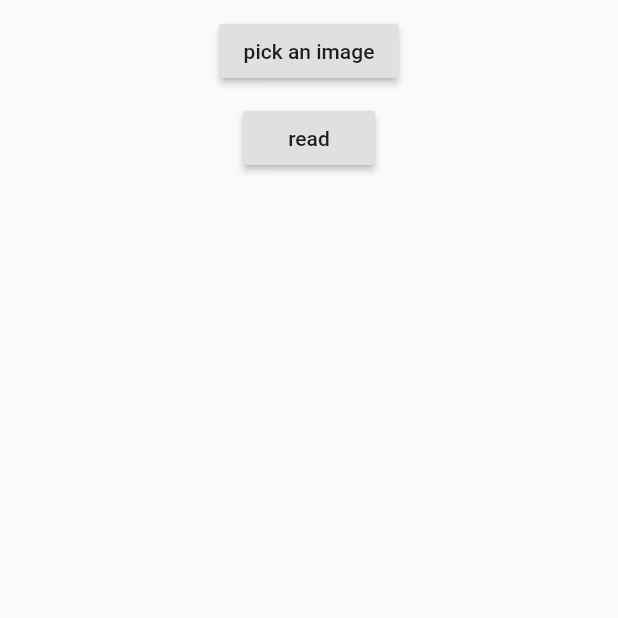
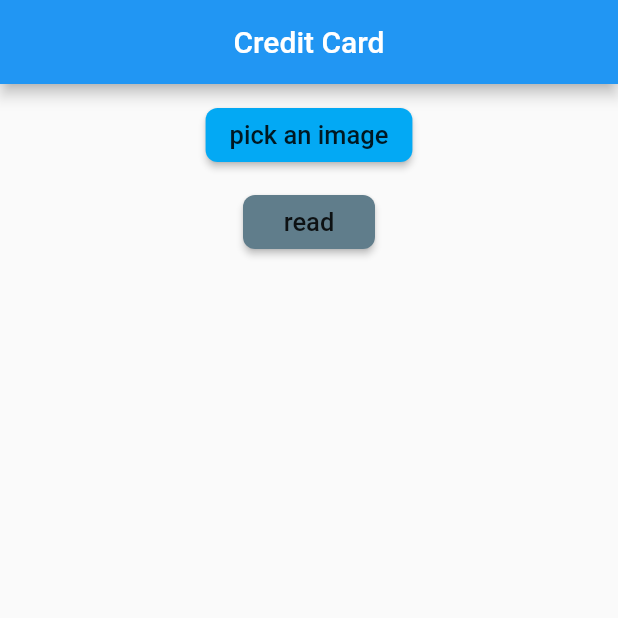
Before and after one commit to Furkantopaloglu/Credit-Card-Recognition, a Flutter app: the screen it shows after launch, after a tap on "read", on a phone screen of 412 x 824 dp, the top half of it. Run offline on Flutter 3.47's test engine with Material 2 defaults, Android fonts, the phone set to English and light mode, and no system bars; our stand-ins replace image_picker; missing offline and left inert: firebase_ml_vision; accounts and stored records are empty.

Commit message:
Editing in the interface

```diff
--- /dev/null
+++ b/lib/home_page.dart
@@ -0,0 +1,97 @@
+import 'dart:io';
+
+import 'package:firebase_ml_vision/firebase_ml_vision.dart';
+import 'package:flutter/material.dart';
+import 'package:image_picker/image_picker.dart';
+
+
+class HomePage extends StatefulWidget {
+  @override
+  _HomePageState createState() => _HomePageState();
+}
+
+class _HomePageState extends State<HomePage> {
+  File pickedImage;
+  final picker = ImagePicker();
+  bool isImageLoaded = false;
+  String readValue = "";
+
+  Future pickImage() async {
+    var tempStore = await picker.getImage(source: ImageSource.gallery);
+
+    setState(() {
+      pickedImage = File(tempStore.path);
+      isImageLoaded = true;
+    });
+  }
+
+  Future readText() async {
+    FirebaseVisionImage ourImage = FirebaseVisionImage.fromFile(pickedImage);
+    TextRecognizer reconizeText = FirebaseVision.instance.textRecognizer();
+    VisionText readedText = await reconizeText.processImage(ourImage);
+    setState(() {
+      readValue = readedText.text.toString();
+    });
+  }
+
+  @override
+  Widget build(BuildContext context) {
+    return MaterialApp(
+      debugShowCheckedModeBanner: false,
+      home: Scaffold(
+        appBar: AppBar(
+          title: Center(
+              child: Text(
+            "Credit Card",
+          )),
+        ),
+        body: Column(
+          mainAxisAlignment: MainAxisAlignment.start,
+          children: [
+            isImageLoaded
+                ? Center(
+                    child: Container(
+                      height: 200,
+                      width: 400,
+                      decoration: BoxDecoration(
+                        image: DecorationImage(
+                            image: FileImage(pickedImage), fit: BoxFit.cover),
+                      ),
+                    ),
+                  )
+                : Container(),
+            SizedBox(
+              height: 10,
+            ),
+            RaisedButton(
+              onPressed: pickImage,
+              color: Colors.lightBlue,
+              shape: RoundedRectangleBorder(
+                borderRadius: BorderRadius.circular(8.0),
+              ),
+              child: Text(
+                "pick an image",
+                style: TextStyle(fontSize: 17),
+              ),
+            ),
+            SizedBox(
+              height: 10,
+            ),
+            RaisedButton(
+              onPressed: readText,
+              color: Colors.blueGrey,
+              shape: RoundedRectangleBorder(
+                borderRadius: BorderRadius.circular(8.0),
+              ),
+              child: Text(
+                "read",
+                style: TextStyle(fontSize: 17),
+              ),
+            ),
+            Text(readValue.toString(),style: TextStyle(fontSize: 17),),
+          ],
+        ),
+      ),
+    );
+  }
+}
--- a/lib/main.dart
+++ b/lib/main.dart
@@ -1,70 +1,13 @@
-import 'dart:io';
-
 import 'package:flutter/material.dart';
-import 'package:image_picker/image_picker.dart';
-import 'package:firebase_ml_vision/firebase_ml_vision.dart';
+import 'package:text_recognition/home_page.dart';
 
 void main() {
   runApp(MyApp());
 }
 
-class MyApp extends StatefulWidget {
-  // This widget is the root of your application.
-  @override
-  _MyAppState createState() => _MyAppState();
-}
-
-class _MyAppState extends State<MyApp> {
-
-   File pickedImage;
-   final picker =ImagePicker();
-   bool isImageLoaded=false;
-
-  Future pickImage()async{
-    var tempStore=await picker.getImage(source: ImageSource.gallery);
-
-    setState(() {
-      pickedImage=File(tempStore.path);
-      isImageLoaded=true;
-    });
-  }
-  Future readText()async{
-    FirebaseVisionImage ourImage=FirebaseVisionImage.fromFile(pickedImage);
-    TextRecognizer reconizeText=FirebaseVision.instance.textRecognizer();
-    VisionText readText= await reconizeText.processImage(ourImage);
-
-    for(TextBlock block in readText.blocks){
-      for(TextLine line in block.lines){
-        print(line.text);
-      }
-    }
-  }
+class MyApp extends StatelessWidget {
   @override
   Widget build(BuildContext context) {
-    return MaterialApp(
-      home: Scaffold(
-        body: Column(
-          children: [
-            isImageLoaded ? Center(
-              child: Container(
-                height: 200,
-                width: 200,
-                decoration: BoxDecoration(
-                  image: DecorationImage(image: FileImage(pickedImage),fit: BoxFit.cover),
-                ),
-              ),
-            ): Container(),
-            SizedBox(height: 10,),
-            RaisedButton(
-              onPressed: pickImage,
-              child: Text("pick an image"),),
-            SizedBox(height: 10,),
-            RaisedButton(
-              onPressed: readText,
-              child: Text("read"),),
-          ],
-        ),
-      ),
-    );
+    return HomePage();
   }
 }
--- a/pubspec.yaml
+++ b/pubspec.yaml
@@ -30,6 +30,7 @@ dependencies:
   cupertino_icons: ^0.1.3
   firebase_ml_vision:
   image_picker: ^0.6.7+4
+  provider: ^4.3.1
 
 dev_dependencies:
   flutter_test:
```
Also changed, not shown: pubspec.lock.
